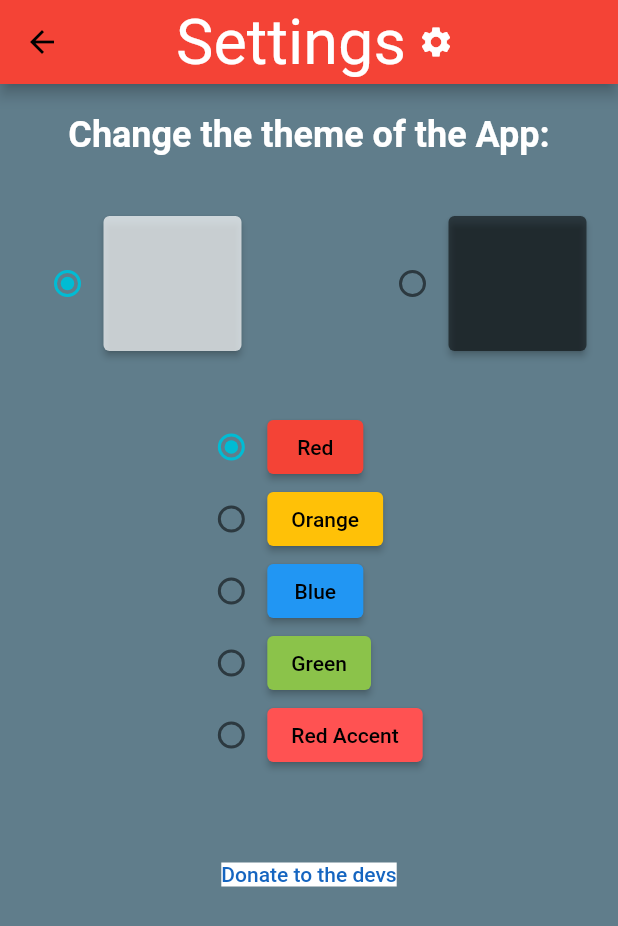
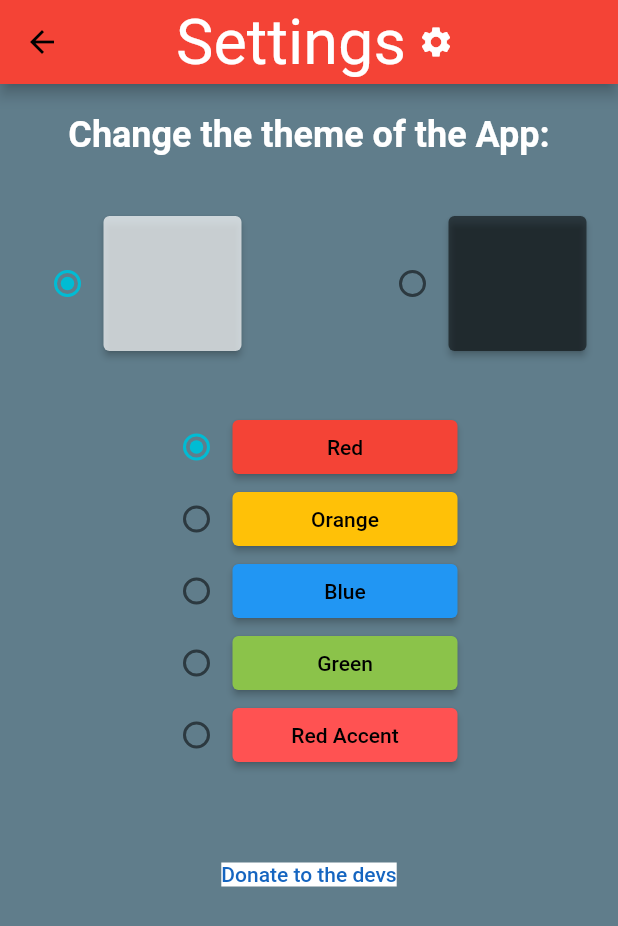
Before and after one commit to BogyMitutoyoCTL/BOGY-App-2023-04, a Flutter app: the screen it shows after launch, after a tap on "Settings", on a phone screen of 412 x 824 dp. Shown: the top 926 px of the screen. Run offline on Flutter 3.47's test engine with Material 2 defaults, Android fonts, the phone set to English and light mode, and no system bars; our stand-ins replace shared_preferences; generated files the repository leaves out were written again; Roboto replaces fonts that are missing (Shyler).

Commit message:
Make AppBar Settings buttons the same width

```diff
--- a/multitimer/lib/Settings.dart
+++ b/multitimer/lib/Settings.dart
@@ -109,12 +109,15 @@ class _SettingsState extends State<Settings> {
                       value: Colors.red,
                       groupValue: data.appBarColor,
                       onChanged: setAppBarColor),
-                  ElevatedButton(
+                  SizedBox(
+                    width: 150,
+                    child: ElevatedButton(
                       onPressed: onClickRed,
                       style: ElevatedButton.styleFrom(
                         backgroundColor: Colors.red,
                       ),
                       child: Text(AppLocalizations.of(context)!.red),
+                    ),
                   ),
                 ],
               ),
@@ -125,12 +128,15 @@ class _SettingsState extends State<Settings> {
                       value: Colors.amber,
                       groupValue: data.appBarColor,
                       onChanged: setAppBarColor),
-                  ElevatedButton(
+                  SizedBox(
+                    width: 150,
+                    child: ElevatedButton(
                       onPressed: onClickOrange,
                       style: ElevatedButton.styleFrom(
                         backgroundColor: Colors.amber,
                       ),
                       child: Text(AppLocalizations.of(context)!.orange),
+                    ),
                   ),
                 ],
               ),
@@ -141,12 +147,15 @@ class _SettingsState extends State<Settings> {
                       value: Colors.blue,
                       groupValue: data.appBarColor,
                       onChanged: setAppBarColor),
-                  ElevatedButton(
+                  SizedBox(
+                    width: 150,
+                    child: ElevatedButton(
                       onPressed: onClickBlue,
                       style: ElevatedButton.styleFrom(
                         backgroundColor: Colors.blue,
                       ),
                       child: Text(AppLocalizations.of(context)!.blue),
+                    ),
                   ),
                 ],
               ),
@@ -157,12 +166,15 @@ class _SettingsState extends State<Settings> {
                       value: Colors.lightGreen,
                       groupValue: data.appBarColor,
                       onChanged: setAppBarColor),
-                  ElevatedButton(
+                  SizedBox(
+                    width: 150,
+                    child: ElevatedButton(
                       onPressed: onClickGreen,
                       style: ElevatedButton.styleFrom(
                         backgroundColor: Colors.lightGreen,
                       ),
                       child: Text(AppLocalizations.of(context)!.green),
+                    ),
                   ),
                 ],
               ),
@@ -173,12 +185,15 @@ class _SettingsState extends State<Settings> {
                       value: Colors.redAccent,
                       groupValue: data.appBarColor,
                       onChanged: setAppBarColor),
-                  ElevatedButton(
+                  SizedBox(
+                    width: 150,
+                    child: ElevatedButton(
                       onPressed: onClickRedAccent,
                       style: ElevatedButton.styleFrom(
                         backgroundColor: Colors.redAccent,
                       ),
                       child: Text(AppLocalizations.of(context)!.redaccent),
+                    ),
                   ),
                 ],
               ),
```
Lines whose indentation alone changed are shown as unchanged.
